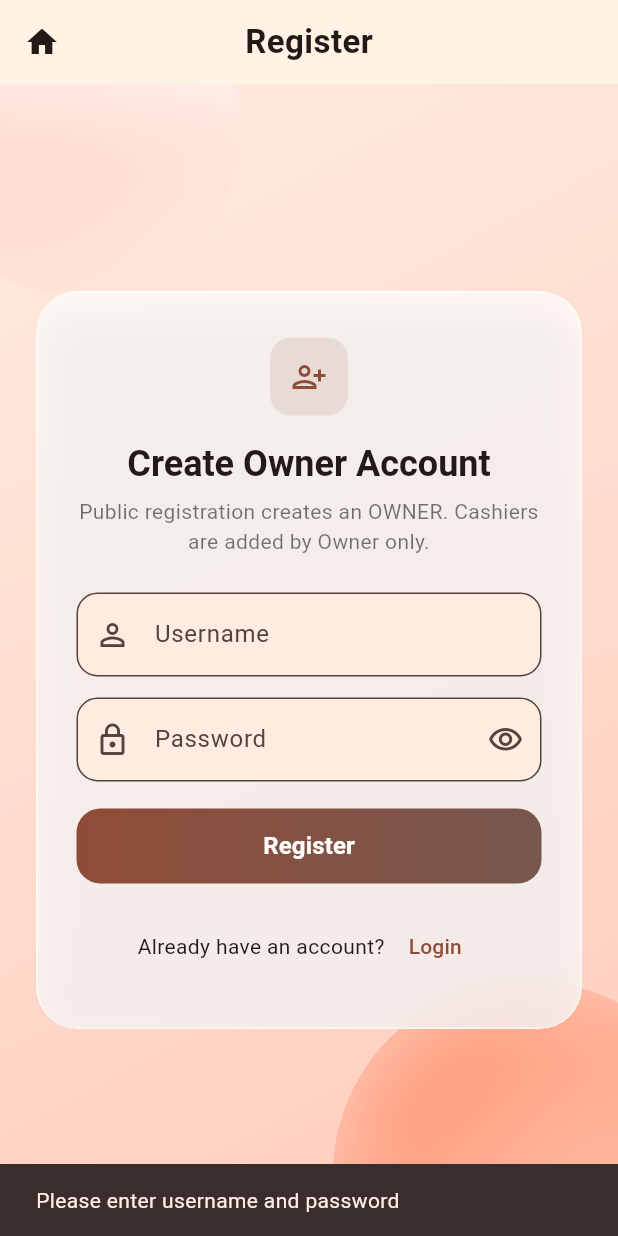
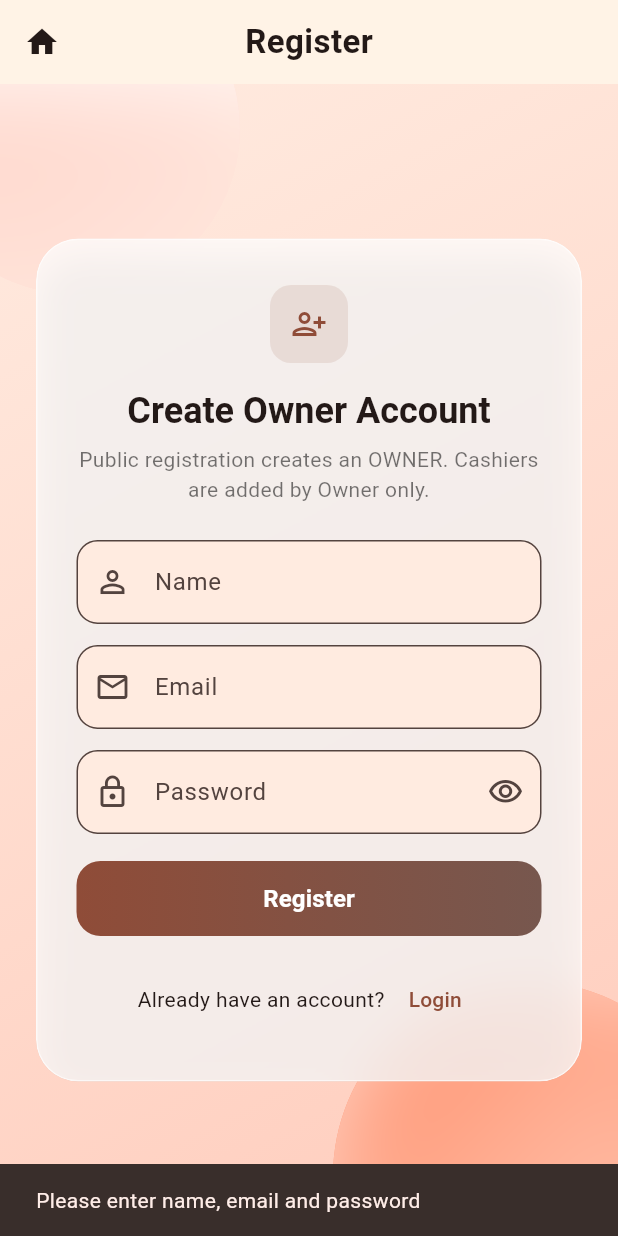
Before and after one commit to Samford-Zed/shop-manager, a Flutter app: the RegisterPage screen opened directly, after a tap on "Register", on a phone screen of 412 x 824 dp. Run offline on Flutter 3.47's test engine with Material 3 defaults, Android fonts, the phone set to English and light mode, and no system bars; network calls fail.

Commit message:
add robust name handling on register/cashiers

```diff
--- a/lib/config/api.dart
+++ b/lib/config/api.dart
@@ -3,32 +3,27 @@ import 'dart:io' show Platform;
 
 /// Central API configuration. Picks the right base URL per platform.
 /// - Web: http://localhost:5000
-/// - Android emulator: http://10.0.2.2:5000
+/// - Android physical device: default to your LAN IP (edit as needed)
+/// - Android emulator: pass dart-define to use 10.0.2.2 when needed
 /// - iOS simulator: http://localhost:5000
 /// - Others: use API_BASE_URL define or fallback to a LAN IP (change as needed)
 class ApiConfig {
   static String get baseUrl {
+    // Prefer explicit override everywhere
+    const override = String.fromEnvironment('API_BASE_URL');
+    if (override.isNotEmpty) return override;
+
     if (kIsWeb) return 'http://localhost:5000';
     try {
       if (Platform.isAndroid) {
-        // For physical devices, you can override at build time:
-        // flutter run --dart-define=API_BASE_URL=http://<LAN_IP>:5000
-        return const String.fromEnvironment(
-          'API_BASE_URL',
-          defaultValue: 'http://10.0.2.2:5000',
-        );
+        // Default to your LAN IP for physical devices. Update if your IP changes.
+        return 'http://192.168.137.152:5000';
       }
       if (Platform.isIOS) {
-        return const String.fromEnvironment(
-          'API_BASE_URL',
-          defaultValue: 'http://localhost:5000',
-        );
+        return 'http://localhost:5000';
       }
     } catch (_) {}
     // Fallback for desktop or other platforms. Edit to your LAN IP if needed.
-    return const String.fromEnvironment(
-      'API_BASE_URL',
-      defaultValue: 'http://192.168.1.2:5000',
-    );
+    return 'http://192.168.137.152:5000';
   }
 }
--- a/lib/pages/login_page.dart
+++ b/lib/pages/login_page.dart
@@ -16,54 +16,69 @@ class LoginPage extends StatefulWidget {
 }
 
 class _LoginPageState extends State<LoginPage> {
-  final TextEditingController usernameController = TextEditingController();
+  final TextEditingController emailController = TextEditingController();
   final TextEditingController passwordController = TextEditingController();
   final ValueNotifier<bool> _obscure = ValueNotifier<bool>(true);
   final String baseUrl = ApiConfig.baseUrl;
+  bool _isSubmitting = false;
 
   Future<void> login() async {
-    final username = usernameController.text.trim();
+    if (_isSubmitting) return;
+    _isSubmitting = true;
+
+    final email = emailController.text.trim();
     final password = passwordController.text.trim();
 
-    if (username.isEmpty || password.isEmpty) {
+    if (email.isEmpty || password.isEmpty) {
+      _isSubmitting = false;
+      if (!mounted) return;
       ScaffoldMessenger.of(context).showSnackBar(
-        const SnackBar(content: Text('Please enter username and password')),
+        const SnackBar(content: Text('Please enter email and password')),
       );
       return;
     }
 
+    final uri = Uri.parse('$baseUrl/login');
+    debugPrint('Login: baseUrl=$baseUrl uri=$uri');
+
     try {
-      final res = await http.post(
-        Uri.parse('$baseUrl/login'),
-        headers: {'Content-Type': 'application/json'},
-        body: jsonEncode({
-          'username': username,
-          'password': password,
-        }),
-      );
+      final res = await http
+          .post(
+            uri,
+            headers: {'Content-Type': 'application/json'},
+            body: jsonEncode({'email': email, 'password': password}),
+          )
+          .timeout(const Duration(seconds: 10));
+
+      if (!mounted) { _isSubmitting = false; return; }
+      debugPrint('Login: status=${res.statusCode} body=${res.body}');
 
       if (res.statusCode == 200) {
         final data = jsonDecode(res.body) as Map<String, dynamic>;
         final token = data['token'] as String;
-        final role = (data['role'] as String?) ?? 'CASHIER'; // safe fallback
-
+        final role = (data['role'] as String?) ?? 'CASHIER';
+        final name = (data['name'] as String?) ?? email;
         Navigator.pushReplacement(
           context,
           MaterialPageRoute(
             builder: (_) => role == 'OWNER'
-                ? MainDashboardPage(username: username, token: token, role: role)
-                : ProductPage(username: username, token: token, role: role),
+                ? MainDashboardPage(username: name, token: token, role: role)
+                : ProductPage(username: name, token: token, role: role),
           ),
         );
       } else {
         ScaffoldMessenger.of(context).showSnackBar(
-          SnackBar(content: Text('Login failed: ${res.body}')),
+          SnackBar(content: Text('Login failed (${res.statusCode}): ${res.body}')),
         );
       }
-    } catch (e) {
+    } on Exception catch (e) {
+      if (!mounted) { _isSubmitting = false; return; }
+      debugPrint('Login: exception=$e');
       ScaffoldMessenger.of(context).showSnackBar(
         SnackBar(content: Text('Login error: $e')),
       );
+    } finally {
+      _isSubmitting = false;
     }
   }
 
@@ -84,7 +99,7 @@ class _LoginPageState extends State<LoginPage> {
 
   @override
   void dispose() {
-    usernameController.dispose();
+    emailController.dispose();
     passwordController.dispose();
     _obscure.dispose();
     super.dispose();
@@ -195,19 +210,20 @@ class _LoginPageState extends State<LoginPage> {
                           ),
                           const SizedBox(height: 24),
 
-                          // Username
+                          // Email field (replaces Username)
                           TextField(
-                            controller: usernameController,
+                            controller: emailController,
                             textInputAction: TextInputAction.next,
                             decoration: InputDecoration(
-                              labelText: 'Username',
-                              prefixIcon: const Icon(Icons.person_outline),
+                              labelText: 'Email',
+                              prefixIcon: const Icon(Icons.email_outlined),
                               filled: true,
                               fillColor: const Color(0xFFF6F8FC),
                               border: OutlineInputBorder(borderRadius: BorderRadius.circular(18)),
                               enabledBorder: OutlineInputBorder(borderRadius: BorderRadius.circular(18)),
                               focusedBorder: OutlineInputBorder(borderRadius: BorderRadius.circular(18), borderSide: BorderSide(color: scheme.primary, width: 1.6)),
                             ),
+                            keyboardType: TextInputType.emailAddress,
                           ),
                           const SizedBox(height: 14),
 
@@ -266,7 +282,7 @@ class _LoginPageState extends State<LoginPage> {
                                 ],
                               ),
                               child: ElevatedButton(
-                                onPressed: login,
+                                onPressed: _isSubmitting ? null : login,
                                 style: ElevatedButton.styleFrom(
                                   backgroundColor: Colors.transparent,
                                   shadowColor: Colors.transparent,
--- a/lib/pages/main_dashboard_page.dart
+++ b/lib/pages/main_dashboard_page.dart
@@ -23,10 +23,28 @@ class MainDashboardPage extends StatefulWidget {
 class _MainDashboardPageState extends State<MainDashboardPage> {
   int _index = 0;
 
+  String _nameFromToken(String token, String fallback) {
+    try {
+      final parts = token.split('.');
+      if (parts.length != 3) return fallback;
+      String normalized = parts[1].replaceAll('-', '+').replaceAll('_', '/');
+      // Pad base64 if needed
+      while (normalized.length % 4 != 0) {
+        normalized += '=';
+      }
+      final payload = utf8.decode(base64.decode(normalized));
+      final map = jsonDecode(payload) as Map<String, dynamic>;
+      final name = (map['name'] as String?)?.trim();
+      if (name != null && name.isNotEmpty) return name;
+    } catch (_) {}
+    return fallback;
+  }
+
   @override
   Widget build(BuildContext context) {
+    final greetingName = _nameFromToken(widget.token, widget.username);
     final views = [
-      HomeView(username: widget.username, token: widget.token),
+      HomeView(username: greetingName, token: widget.token),
       ItemsView(token: widget.token),
       TransactionsView(token: widget.token, role: widget.role), // pass role
       SettingsView(token: widget.token, role: widget.role),
@@ -52,7 +70,7 @@ class _MainDashboardPageState extends State<MainDashboardPage> {
               const SizedBox(width: 8),
               Flexible(
                 child: Text(
-                  'Hello, ${widget.username}',
+                  'Hello, $greetingName',
                   maxLines: 1,
                   overflow: TextOverflow.ellipsis,
                   style: const TextStyle(fontSize: 13, fontWeight: FontWeight.w600, color: Colors.black87),
@@ -245,10 +263,10 @@ class _ActivityItem {
   });
   factory _ActivityItem.fromJson(Map<String, dynamic> j) => _ActivityItem(
     id: j['id'] as int,
-    actorName: (j['actor_name'] as String?) ?? 'Unknown',
+    actorName: (j['actor_name'] as String?) ?? (j['actor_email'] as String?) ?? 'Unknown',
     actorRole: (j['actor_role'] as String?) ?? '',
     action: j['action'] as String,
-    productName: j['product_name'] as String?,
+    productName: (j['product_name'] as String?) ?? ((j['details'] as Map?)?['name'] as String?),
     details: (j['details'] as Map?)?.cast<String, dynamic>() ?? {},
     createdAt: j['created_at'] as String,
   );
@@ -315,8 +333,9 @@ class _ActivityList extends StatelessWidget {
       separatorBuilder: (_, __) => const Divider(height: 1),
       itemBuilder: (_, i) {
         final it = items[i];
-        final subtitle = it.productName != null
-            ? '${it.label} • ${it.productName}'
+        final displayName = it.productName ?? (it.details['name'] as String?);
+        final subtitle = displayName != null
+            ? '${it.label} • $displayName'
             : it.label;
         return ListTile(
           leading: CircleAvatar(
@@ -765,7 +784,7 @@ class _Sale {
     productId: _toInt(j['product_id']),
     productName: (j['product_name'] ?? '') as String,
     cashierId: _toInt(j['cashier_id']),
-    cashierName: j['cashier_name'] as String?,
+    cashierName: (j['cashier_name'] as String?) ?? (j['cashier_email'] as String?),
     quantity: _toInt(j['quantity']),
     unitPrice: _toDouble(j['unit_price']),
     totalPrice: _toDouble(j['total_price']),
@@ -783,6 +802,7 @@ class SettingsView extends StatefulWidget {
 
 class _SettingsViewState extends State<SettingsView> {
   final String baseUrl = ApiConfig.baseUrl;
+  final TextEditingController _nameCtrl = TextEditingController();
   final TextEditingController _userCtrl = TextEditingController();
   final TextEditingController _passCtrl = TextEditingController();
   List<Map<String, dynamic>> cashiers = [];
@@ -810,7 +830,7 @@ class _SettingsViewState extends State<SettingsView> {
     if (mounted) setState(() => loading = false);
   }
 
-  void _openAddCashierDialog() {
+    void _openAddCashierDialog() {
     showDialog(
       context: context,
       builder: (_) => AlertDialog(
@@ -819,12 +839,22 @@ class _SettingsViewState extends State<SettingsView> {
           mainAxisSize: MainAxisSize.min,
           children: [
             TextField(
-              controller: _userCtrl,
+              controller: _nameCtrl,
               decoration: const InputDecoration(
-                labelText: 'Username',
+                labelText: 'Name',
                 prefixIcon: Icon(Icons.person_outline),
                 filled: true,
               ),
+            ),
+            const SizedBox(height: 12),
+            TextField(
+              controller: _userCtrl,
+              decoration: const InputDecoration(
+                labelText: 'Email',
+                prefixIcon: Icon(Icons.email_outlined),
+                filled: true,
+              ),
+              keyboardType: TextInputType.emailAddress,
             ),
             const SizedBox(height: 12),
             TextField(
@@ -842,11 +872,12 @@ class _SettingsViewState extends State<SettingsView> {
           TextButton(onPressed: () => Navigator.pop(context), child: const Text('Cancel')),
           ElevatedButton(
             onPressed: () async {
-              final username = _userCtrl.text.trim();
+              final displayName = _nameCtrl.text.trim();
+              final email = _userCtrl.text.trim();
               final password = _passCtrl.text.trim();
-              if (username.isEmpty || password.isEmpty) {
+              if (displayName.isEmpty || email.isEmpty || password.isEmpty) {
                 ScaffoldMessenger.of(context).showSnackBar(
-                  const SnackBar(content: Text('Please enter both username and password')),
+                  const SnackBar(content: Text('Please enter name, email and password')),
                 );
                 return;
               }
@@ -857,9 +888,10 @@ class _SettingsViewState extends State<SettingsView> {
                     'Authorization': 'Bearer ${widget.token}',
                     'Content-Type': 'application/json',
                   },
-                  body: jsonEncode({'username': username, 'password': password}),
+                  body: jsonEncode({'name': displayName, 'email': email, 'password': password}),
                 );
                 if (res.statusCode == 201) {
+                  _nameCtrl.clear();
                   _userCtrl.clear();
                   _passCtrl.clear();
                   Navigator.pop(context);
@@ -884,14 +916,15 @@ class _SettingsViewState extends State<SettingsView> {
         ],
       ),
     );
-  }
+    }
 
-  @override
-  void dispose() {
+    @override
+    void dispose() {
+    _nameCtrl.dispose();
     _userCtrl.dispose();
     _passCtrl.dispose();
     super.dispose();
-  }
+    }
 
   @override
   Widget build(BuildContext context) {
@@ -954,8 +987,8 @@ class _SettingsViewState extends State<SettingsView> {
                                     return Card(
                                       child: ListTile(
                                         leading: const Icon(Icons.person_outline),
-                                        title: Text(c['username'] as String),
-                                        subtitle: Text('Created at: ${_formatDateTime((c['created_at'] ?? '') as String)}'),
+                                        title: Text((c['name'] ?? '') as String),
+                                        subtitle: Text('Email: ${(c['email'] ?? '') as String}\nCreated at: ${_formatDateTime((c['created_at'] ?? '') as String)}'),
                                         trailing: isOwner ? IconButton(
                                           icon: const Icon(Icons.refresh),
                                           onPressed: _fetchCashiers,
@@ -1000,7 +1033,7 @@ class _SummaryRow extends StatelessWidget {
       {'icon': Icons.inventory_2, 'label': 'Total Products', 'value': '${s['totalProducts'] ?? 0}', 'color': Colors.blue},
       {'icon': Icons.badge, 'label': 'Total Cashiers', 'value': '${s['totalCashiers'] ?? 0}', 'color': Colors.purple},
       {'icon': Icons.receipt_long, 'label': 'Orders', 'value': '${s['orders'] ?? 0}', 'color': Colors.teal},
-      {'icon': Icons.attach_money, 'label': 'Revenue', 'value': '\$${money((s['revenue'] ?? 0) as num)}', 'color': Colors.green},
+      {'icon': Icons.attach_money, 'label': 'Revenue', 'value': 'ETB ${money((s['revenue'] ?? 0) as num)}', 'color': Colors.green},
       {'icon': Icons.shopping_cart_checkout, 'label': 'Items Sold', 'value': '${s['items'] ?? 0}', 'color': Colors.orange},
     ];
 
--- a/lib/pages/register_page.dart
+++ b/lib/pages/register_page.dart
@@ -14,36 +14,47 @@ class RegisterPage extends StatefulWidget {
 }
 
 class _RegisterPageState extends State<RegisterPage> {
-  final TextEditingController usernameController = TextEditingController();
+  final TextEditingController nameController = TextEditingController();
+  final TextEditingController emailController = TextEditingController();
   final TextEditingController passwordController = TextEditingController();
 
   final ValueNotifier<bool> _obscure = ValueNotifier<bool>(true);
 
   final String baseUrl = ApiConfig.baseUrl;
 
+  bool _isSubmitting = false;
+
   Future<void> register() async {
-    final username = usernameController.text.trim();
+    if (_isSubmitting) return;
+    _isSubmitting = true;
+
+    final displayName = nameController.text.trim();
+    final email = emailController.text.trim();
     final password = passwordController.text.trim();
 
-    if (username.isEmpty || password.isEmpty) {
+    if (displayName.isEmpty || email.isEmpty || password.isEmpty) {
+      _isSubmitting = false;
+      if (!mounted) return;
       ScaffoldMessenger.of(context).showSnackBar(
-        const SnackBar(content: Text('Please enter username and password')),
+        const SnackBar(content: Text('Please enter name, email and password')),
       );
       return;
     }
 
+    final uri = Uri.parse('$baseUrl/register');
+    debugPrint('Register: baseUrl=$baseUrl uri=$uri');
+
     try {
-      final response = await http.post(
-        Uri.parse('$baseUrl/register'),
-        headers: {'Content-Type': 'application/json'},
-        body: jsonEncode({
-          'username': username,
-          'password': password,
-          // role removed from client-side registration to prevent self-assigning roles
-        }),
-      );
+      final response = await http
+          .post(
+            uri,
+            headers: {'Content-Type': 'application/json'},
+            body: jsonEncode({'name': displayName, 'email': email, 'password': password}),
+          )
+          .timeout(const Duration(seconds: 10));
 
-      if (!mounted) return;
+      if (!mounted) { _isSubmitting = false; return; }
+      debugPrint('Register: status=${response.statusCode} body=${response.body}');
 
       if (response.statusCode == 201 || response.statusCode == 200) {
         ScaffoldMessenger.of(context).showSnackBar(
@@ -57,13 +68,17 @@ class _RegisterPageState extends State<RegisterPage> {
       } else {
         final data = jsonDecode(response.body);
         ScaffoldMessenger.of(context).showSnackBar(
-          SnackBar(content: Text(data['message'] ?? 'Registration failed')),
+          SnackBar(content: Text('Registration failed (${response.statusCode}): ${data['message'] ?? response.body}')),
         );
       }
-    } catch (e) {
+    } on Exception catch (e) {
+      if (!mounted) { _isSubmitting = false; return; }
+      debugPrint('Register: exception=$e');
       ScaffoldMessenger.of(context).showSnackBar(
         SnackBar(content: Text('Server error: $e')),
       );
+    } finally {
+      _isSubmitting = false;
     }
   }
 
@@ -77,7 +92,8 @@ class _RegisterPageState extends State<RegisterPage> {
 
   @override
   void dispose() {
-    usernameController.dispose();
+    nameController.dispose();
+    emailController.dispose();
     passwordController.dispose();
     _obscure.dispose();
     super.dispose();
@@ -187,14 +203,27 @@ class _RegisterPageState extends State<RegisterPage> {
 
                           const SizedBox(height: 24),
 
-                          /// Username
+                          /// Name
                           TextField(
-                            controller: usernameController,
+                            controller: nameController,
                             decoration: const InputDecoration(
-                              labelText: 'Username',
+                              labelText: 'Name',
                               prefixIcon: Icon(Icons.person_outline),
                               filled: true,
                             ),
+                          ),
+
+                          const SizedBox(height: 14),
+
+                          /// Email
+                          TextField(
+                            controller: emailController,
+                            decoration: const InputDecoration(
+                              labelText: 'Email',
+                              prefixIcon: Icon(Icons.email_outlined),
+                              filled: true,
+                            ),
+                            keyboardType: TextInputType.emailAddress,
                           ),
 
                           const SizedBox(height: 14),
```
Also changed, not shown: lib/pages/dashboard_page.dart (+22 -4 lines), 5 other files.
